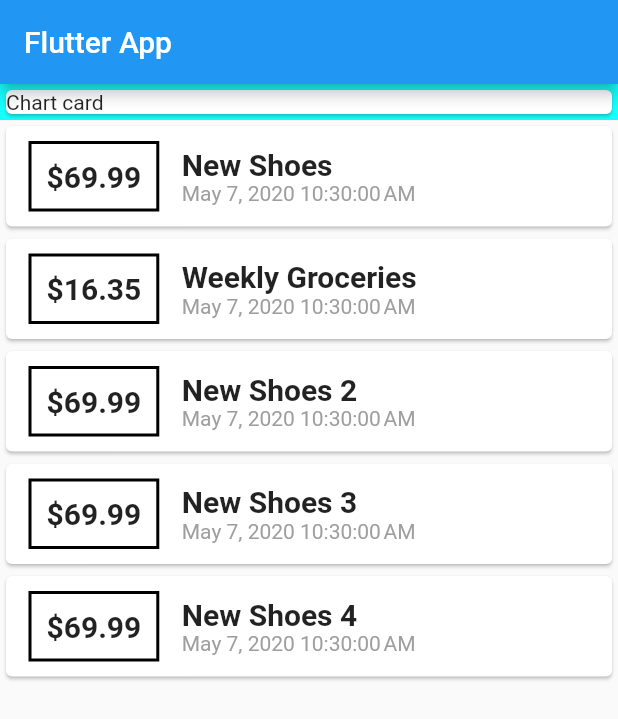
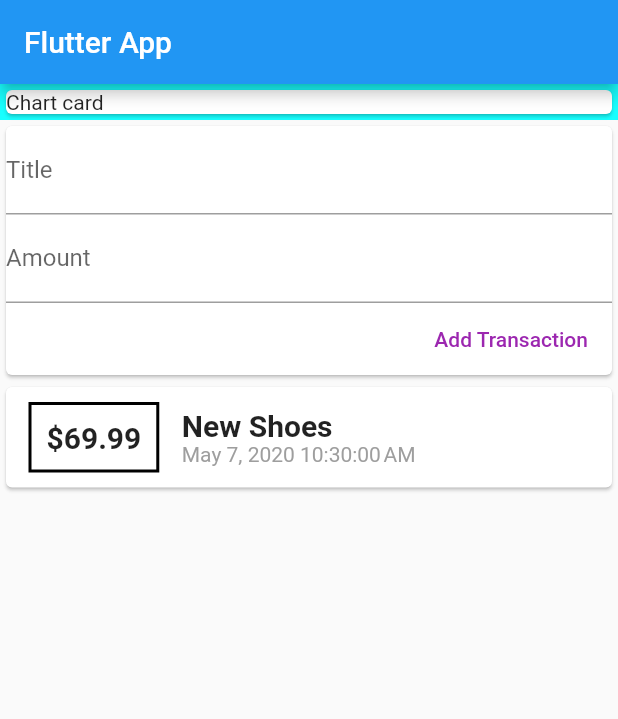
Before and after one commit to Hamza-ye/personal_expenses_app, a Flutter app: the screen it shows after launch, on a phone screen of 412 x 824 dp. Shown: the top 719 px of the screen. Run offline on Flutter 3.47's test engine with Material 2 defaults, Android fonts, the phone set to English and light mode, and no system bars.

Commit message:
add adding transaction capability

```diff
--- a/lib/main.dart
+++ b/lib/main.dart
@@ -1,7 +1,6 @@
 import 'package:flutter/cupertino.dart';
 import 'package:flutter/material.dart';
-import './Transaction.dart';
-import 'package:intl/intl.dart';
+import 'package:personalexpensesapp/wedgits/UserTransactions.dart';
 
 void main() => runApp(MyApp());
 
@@ -29,22 +28,8 @@ class MyApp extends StatelessWidget {
 }
 
 class MyHomePage extends StatelessWidget {
-  final List<Transaction> transactions = [
-    Transaction(
-        id: '001', title: 'New Shoes', amount: 69.99, date: DateTime.now()),
-    Transaction(
-        id: 't1',
-        title: 'Weekly Groceries',
-        amount: 16.35,
-        date: DateTime.now()),
-    Transaction(
-        id: 't2', title: 'New Shoes 2', amount: 69.99, date: DateTime.now()),
-    Transaction(
-        id: 't3', title: 'New Shoes 3', amount: 69.99, date: DateTime.now()),
-    Transaction(
-        id: 't4', title: 'New Shoes 4', amount: 69.99, date: DateTime.now()),
-  ];
-
+  final titleController = TextEditingController();
+  final amountController = TextEditingController();
   @override
   Widget build(BuildContext context) {
     return Scaffold(
@@ -60,45 +45,7 @@ class MyHomePage extends StatelessWidget {
               child: Text('Chart card'),
             ),
           ),
-          Column(
-            children: transactions.map((tx) {
-              return Card(
-                child: Row(
-                  children: <Widget>[
-                    Container(
-                      child: Text(
-                        '\$${tx.amount}',
-                        style: TextStyle(
-                            fontWeight: FontWeight.bold,
-                            fontSize: 20,
-                        ),
-                      ),
-                      margin: EdgeInsets.symmetric(vertical: 10, horizontal: 15),
-                      decoration: BoxDecoration(
-                          border: Border.all(color: Colors.black, width: 2)),
-                      padding: EdgeInsets.all(10),
-                    ),
-                    Column(
-                      children: <Widget>[
-                        Text(
-                          tx.title,
-                          style: TextStyle(
-                            fontWeight: FontWeight.bold,
-                            fontSize: 20,
-                          ),
-                        ),
-                        Text(
-                          DateFormat().format(tx.date),
-                          style: TextStyle(color: Colors.grey),
-                        ),
-                      ],
-                      crossAxisAlignment: CrossAxisAlignment.start,
-                    )
-                  ],
-                ),
-              );
-            }).toList(),
-          )
+          UserTransactions(),
         ],
       ),
     );
--- /dev/null
+++ b/lib/wedgits/NewTransaction.dart
@@ -0,0 +1,33 @@
+import 'package:flutter/material.dart';
+
+class NewTransaction extends StatelessWidget {
+  final titleController = TextEditingController();
+  final amountController = TextEditingController();
+  final Function addTransaction;
+  NewTransaction(this.addTransaction);
+  @override
+  Widget build(BuildContext context) {
+    return Card(
+      child: Column(
+        crossAxisAlignment: CrossAxisAlignment.end,
+        children: <Widget>[
+          TextField(
+            decoration: InputDecoration(labelText: 'Title'),
+            controller: titleController,
+          ),
+          TextField(
+            decoration: InputDecoration(labelText: 'Amount'),
+            controller: amountController,
+          ),
+          FlatButton(
+            child: Text('Add Transaction'),
+            textColor: Colors.purple,
+            onPressed: () {
+              addTransaction(titleController.text, double.parse(amountController.text));
+            },
+          )
+        ],
+      ),
+    );
+  }
+}
--- /dev/null
+++ b/lib/wedgits/TransactionList.dart
@@ -0,0 +1,53 @@
+
+import 'package:flutter/material.dart';
+import 'package:intl/intl.dart';
+import 'package:personalexpensesapp/models/Transaction.dart';
+
+class TransactionList extends StatelessWidget{
+  final List<Transaction> transactions;
+
+  TransactionList(this.transactions);
+
+  @override
+  Widget build(BuildContext context) {
+    return Column(
+      children: transactions.map((tx) {
+        return Card(
+          child: Row(
+            children: <Widget>[
+              Container(
+                child: Text(
+                  '\$${tx.amount}',
+                  style: TextStyle(
+                    fontWeight: FontWeight.bold,
+                    fontSize: 20,
+                  ),
+                ),
+                margin: EdgeInsets.symmetric(vertical: 10, horizontal: 15),
+                decoration: BoxDecoration(
+                    border: Border.all(color: Colors.black, width: 2)),
+                padding: EdgeInsets.all(10),
+              ),
+              Column(
+                children: <Widget>[
+                  Text(
+                    tx.title,
+                    style: TextStyle(
+                      fontWeight: FontWeight.bold,
+                      fontSize: 20,
+                    ),
+                  ),
+                  Text(
+                    DateFormat().format(tx.date),
+                    style: TextStyle(color: Colors.grey),
+                  ),
+                ],
+                crossAxisAlignment: CrossAxisAlignment.start,
+              )
+            ],
+          ),
+        );
+      }).toList(),
+    );
+  }
+}
--- /dev/null
+++ b/lib/wedgits/UserTransactions.dart
@@ -0,0 +1,37 @@
+import 'package:flutter/material.dart';
+import 'package:personalexpensesapp/models/Transaction.dart';
+
+import 'NewTransaction.dart';
+import 'TransactionList.dart';
+
+class UserTransactions extends StatefulWidget {
+  @override
+  _UserTransactionsState createState() => _UserTransactionsState();
+}
+
+class _UserTransactionsState extends State<UserTransactions> {
+  final List<Transaction> _userTransactions = [
+    Transaction(
+        id: '001', title: 'New Shoes', amount: 69.99, date: DateTime.now()),
+  ];
+
+  void _addNewTransaction(String axTitle, double axAmount) {
+    final newTx = Transaction(
+        title: axTitle,
+        amount: axAmount,
+        date: DateTime.now(),
+        id: DateTime.now().toString());
+    setState(() {
+      _userTransactions.add(newTx);
+    });
+  }
+  @override
+  Widget build(BuildContext context) {
+    return Column(
+      children: <Widget>[
+        NewTransaction(_addNewTransaction),
+        TransactionList(_userTransactions),
+      ],
+    );
+  }
+}
```
Also changed, not shown: lib/models/Transaction.dart (renamed from lib/Transaction.dart).
